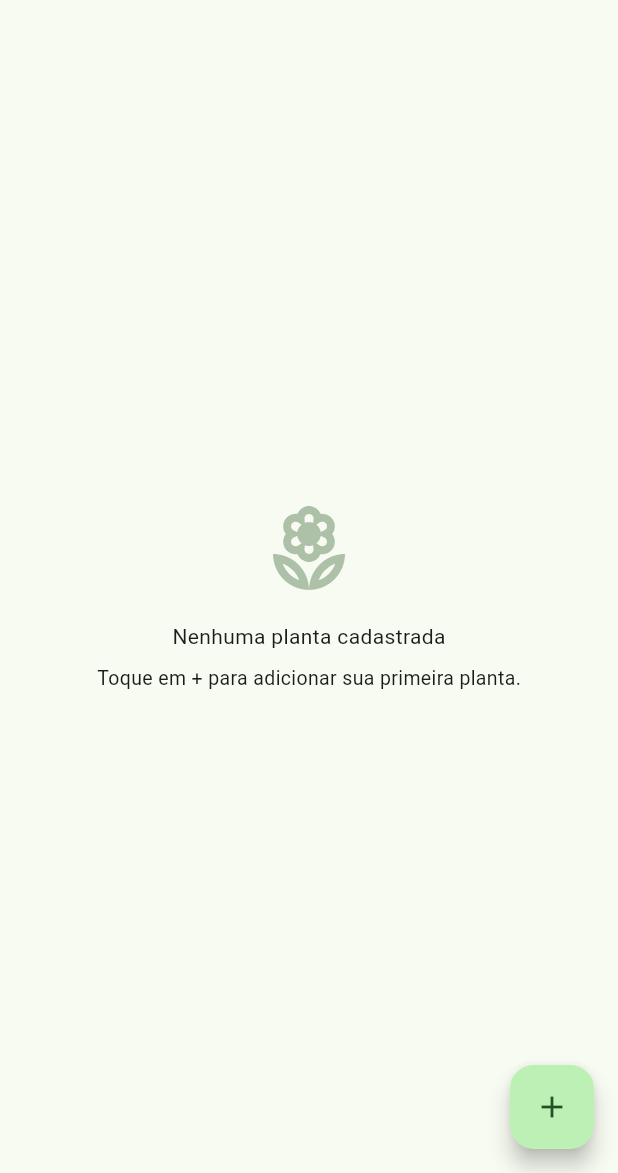
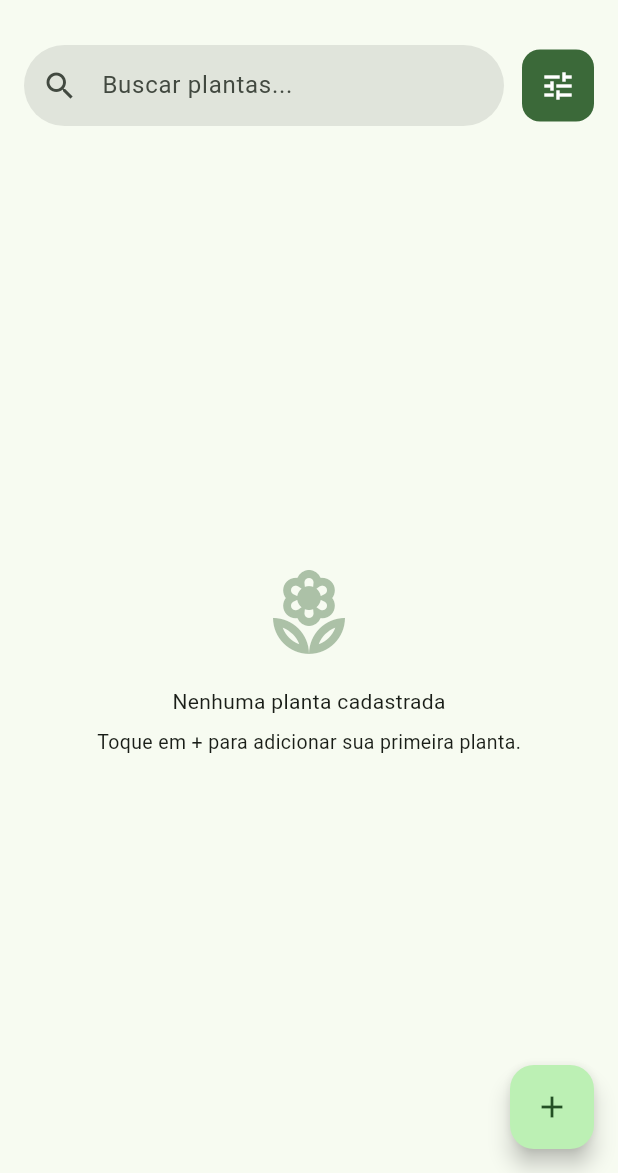
Before and after one commit to bruno1pb13/Polypodium, a Flutter app: the screen it shows after launch, on a phone screen of 412 x 824 dp, the part 63-1236 px from its top. Run offline on Flutter 3.47's test engine with Material 3 defaults, Android fonts, the phone set to English and light mode, and no system bars; our stand-ins replace drift, flutter_local_notifications, flutter_riverpod, flutter_timezone, image_picker, riverpod_annotation and 1 more; missing offline and left inert: workmanager; accounts and stored records are empty; generated files the repository leaves out were written again.

Commit message:
feat: implement plant search and sorting on home screen
- Adds search and sort functionality to the plant list using Riverpod-based filtering logic.
- Introduces a `PlantSortOption` enum supporting sorting by watering needs, name (A-Z/Z-A), last watered date, and date added.
- Updates the `HomeScreen` UI with a search bar and a sort selection menu.
- Optimizes the `plantsWithSpecies` provider to fetch plants, species, and locations in parallel.
- Includes unit tests to verify filtering and sorting accuracy.

```diff
--- a/lib/core/enums.dart
+++ b/lib/core/enums.dart
@@ -4,6 +4,14 @@ enum EntryType { irrigation, fertilizer, pruning, observation, other }
 
 // TODO(sync): Tracks local changes pending server synchronization
 enum SyncStatus { synced, pending, conflict }
+
+enum PlantSortOption {
+  wateringNeeds,
+  nameAZ,
+  nameZA,
+  lastWatered,
+  dateAdded,
+}
 
 extension SoilTypeX on SoilType {
   String get label => switch (this) {
--- a/lib/features/plants/presentation/screens/home_screen.dart
+++ b/lib/features/plants/presentation/screens/home_screen.dart
@@ -4,16 +4,31 @@ import 'package:flutter_riverpod/flutter_riverpod.dart';
 import '../../../species/presentation/screens/species_list_screen.dart';
 import '../../../locations/presentation/screens/locations_list_screen.dart';
 import '../providers/plants_providers.dart';
+import '../providers/plant_search_providers.dart';
+import '../../../../core/enums.dart';
 import '../widgets/plant_list_item.dart';
 import 'add_edit_plant_screen.dart';
 import 'plant_detail_screen.dart';
 
-class HomeScreen extends ConsumerWidget {
+class HomeScreen extends ConsumerStatefulWidget {
   const HomeScreen({super.key});
 
   @override
-  Widget build(BuildContext context, WidgetRef ref) {
-    final plantsAsync = ref.watch(plantsWithSpeciesProvider);
+  ConsumerState<HomeScreen> createState() => _HomeScreenState();
+}
+
+class _HomeScreenState extends ConsumerState<HomeScreen> {
+  final _searchController = TextEditingController();
+
+  @override
+  void dispose() {
+    _searchController.dispose();
+    super.dispose();
+  }
+
+  @override
+  Widget build(BuildContext context) {
+    final plantsAsync = ref.watch(filteredSortedPlantsProvider);
 
     return Scaffold(
       appBar: AppBar(
@@ -37,31 +52,105 @@ class HomeScreen extends ConsumerWidget {
           ),
         ],
       ),
-      body: plantsAsync.when(
+      body: Column(
+        children: [
+          Padding(
+            padding: const EdgeInsets.all(16.0),
+            child: Row(
+              children: [
+                Expanded(
+                  child: Container(
+                    decoration: BoxDecoration(
+                      color: Theme.of(context).colorScheme.surfaceContainerHighest,
+                      borderRadius: BorderRadius.circular(30),
+                    ),
+                    child: TextField(
+                      controller: _searchController,
+                      decoration: const InputDecoration(
+                        hintText: 'Buscar plantas...',
+                        prefixIcon: Icon(Icons.search),
+                        border: InputBorder.none,
+                        contentPadding: EdgeInsets.symmetric(vertical: 15),
+                      ),
+                      onChanged: (value) {
+                        ref
+                            .read(plantSearchQueryProvider.notifier)
+                            .setQuery(value);
+                      },
+                    ),
+                  ),
+                ),
+                const SizedBox(width: 12),
+                Container(
+                  decoration: BoxDecoration(
+                    color: Theme.of(context).colorScheme.primary,
+                    borderRadius: BorderRadius.circular(12),
+                  ),
+                  child: PopupMenuButton<PlantSortOption>(
+                    icon: Icon(Icons.tune,
+                        color: Theme.of(context).colorScheme.onPrimary),
+                    onSelected: (option) {
+                      ref
+                          .read(plantSortOptionNotifierProvider.notifier)
+                          .setSortOption(option);
+                    },
+                    itemBuilder: (context) => [
+                      const PopupMenuItem(
+                        value: PlantSortOption.wateringNeeds,
+                        child: Text('Necessidade de rega'),
+                      ),
+                      const PopupMenuItem(
+                        value: PlantSortOption.nameAZ,
+                        child: Text('Nome (A-Z)'),
+                      ),
+                      const PopupMenuItem(
+                        value: PlantSortOption.nameZA,
+                        child: Text('Nome (Z-A)'),
+                      ),
+                      const PopupMenuItem(
+                        value: PlantSortOption.lastWatered,
+                        child: Text('Última rega'),
+                      ),
+                      const PopupMenuItem(
+                        value: PlantSortOption.dateAdded,
+                        child: Text('Data de adição'),
+                      ),
+                    ],
+                  ),
+                ),
+              ],
+            ),
+          ),
+          Expanded(
+            child: plantsAsync.when(
               loading: () => const Center(child: CircularProgressIndicator()),
-        error: (e, _) => Center(child: Text('Erro ao carregar plantas: $e')),
+              error: (e, _) =>
+                  Center(child: Text('Erro ao carregar plantas: $e')),
               data: (plants) {
-          if (plants.isEmpty) return const _EmptyState();
-
-          // Sort: overdue first, then by days overdue descending
-          final sorted = [...plants]..sort(
-              (a, b) => b.daysRelativeToSchedule.compareTo(a.daysRelativeToSchedule),
-            );
+                if (plants.isEmpty) {
+                  return _searchController.text.isNotEmpty
+                      ? const Center(child: Text('Nenhuma planta encontrada'))
+                      : const _EmptyState();
+                }
 
                 return ListView.builder(
-            itemCount: sorted.length,
+                  padding: const EdgeInsets.only(bottom: 80),
+                  itemCount: plants.length,
                   itemBuilder: (ctx, i) => PlantListItem(
-              plantWithSpecies: sorted[i],
+                    plantWithSpecies: plants[i],
                     onTap: () => Navigator.push(
                       context,
                       MaterialPageRoute(
                         builder: (_) =>
-                      PlantDetailScreen(plantId: sorted[i].plant.id),
+                            PlantDetailScreen(plantId: plants[i].plant.id),
                       ),
                     ),
                   ),
                 );
               },
+            ),
+          ),
+        ],
       ),
       floatingActionButton: FloatingActionButton(
         onPressed: () => Navigator.push(
```
Also changed, not shown: lib/features/plants/presentation/providers/plant_search_providers.dart (added, +72 -0 lines), lib/features/plants/presentation/providers/plants_providers.dart (+8 -3 lines), lib/features/plants/presentation/providers/plant_search_providers.g.dart (added), 1 other file. Lines whose indentation alone changed are shown as unchanged.
